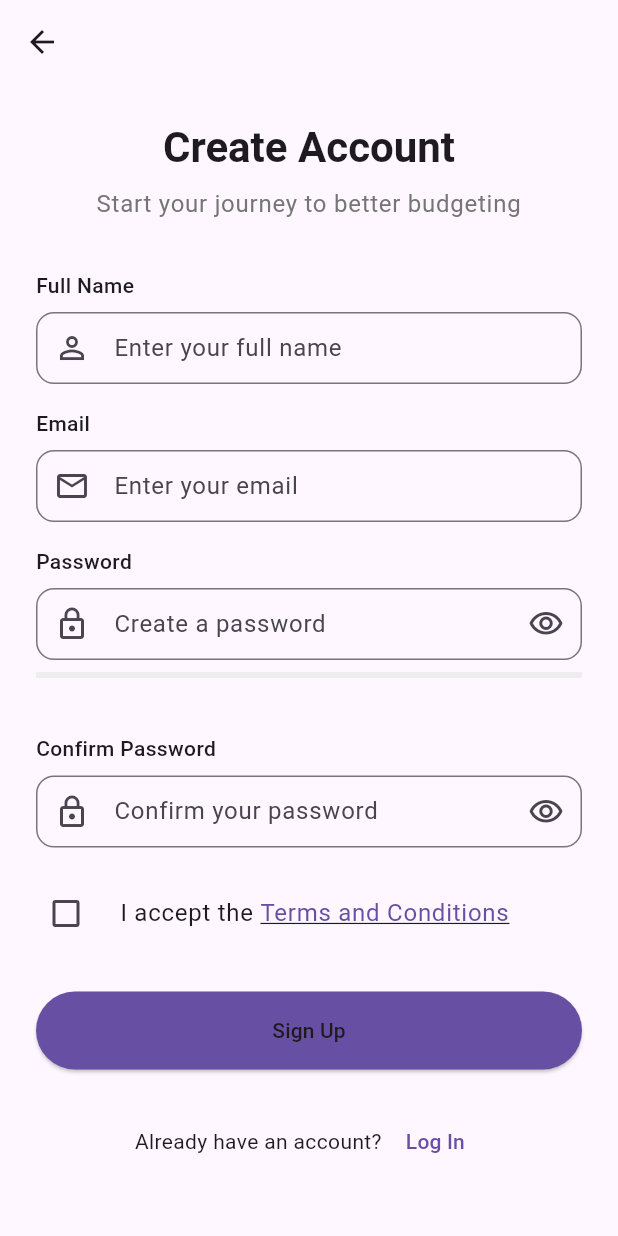
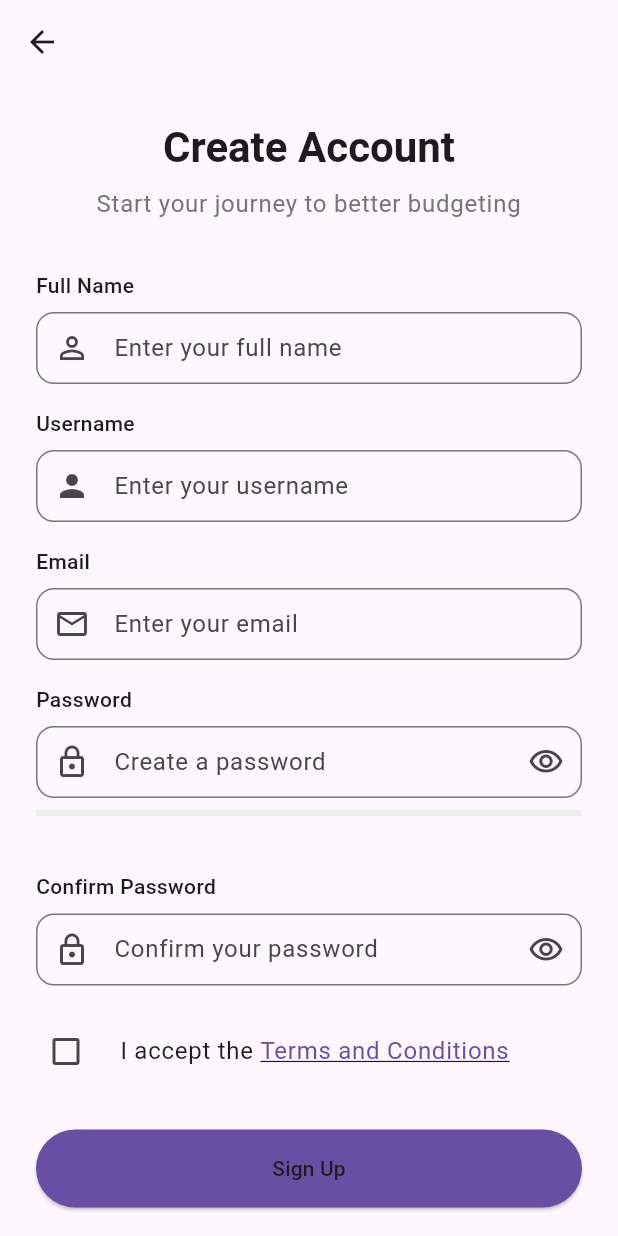
Before and after one commit to MaVeN-13TTN/cash-cove, a Flutter app: the LoginView screen opened by its route, after a tap on "Login", after a tap on "Sign Up", on a phone screen of 412 x 824 dp. Run offline on Flutter 3.47's test engine with Material 3 defaults, Android fonts, the phone set to English and light mode, and no system bars; our stand-ins replace connectivity_plus, dio, file_picker, fl_chart, flutter_cache_manager, flutter_local_notifications and 11 more; missing offline and left inert: flutter_facebook_auth, local_auth_android; accounts and stored records are empty; generated files the repository leaves out were written again.

Commit message:
Refactor login view and sign up view

```diff
--- a/frontend/lib/modules/auth/views/login_view.dart
+++ b/frontend/lib/modules/auth/views/login_view.dart
@@ -1,10 +1,67 @@
 import 'package:flutter/material.dart';
 import 'package:get/get.dart';
 import '../controllers/login_controller.dart';
+import '../controllers/auth_controller.dart';
 import 'widgets/index.dart';
 
-class LoginView extends GetView<LoginController> {
+class LoginView extends StatefulWidget {
   const LoginView({Key? key}) : super(key: key);
+
+  @override
+  State<LoginView> createState() => _LoginViewState();
+}
+
+class _LoginViewState extends State<LoginView> {
+  final LoginController controller = Get.find<LoginController>();
+
+  Future<void> _handleLogin(BuildContext context) async {
+    // Store both scaffold context and top padding before async operation
+    final scaffoldContext = ScaffoldMessenger.of(context);
+    final topPadding = MediaQuery.of(context).padding.top;
+
+    try {
+      await controller.login();
+      if (!mounted) return;
+
+      // Only show success if the login actually succeeded
+      if (Get.find<AuthController>().isAuthenticated) {
+        scaffoldContext.showSnackBar(
+          SnackBar(
+            content: const Text('Login successful!'),
+            backgroundColor: Colors.green,
+            behavior: SnackBarBehavior.floating,
+            elevation: 0,
+            margin: EdgeInsets.only(
+              top: topPadding + 10,
+              left: 10,
+              right: 10,
+            ),
+          ),
+        );
+      }
+    } catch (e) {
+      if (!mounted) return;
+
+      // Show the actual error from the backend
+      final errorMessage = controller.error.isNotEmpty
+          ? controller.error
+          : 'Invalid email or password. Please try again.';
+
+      scaffoldContext.showSnackBar(
+        SnackBar(
+          content: Text(errorMessage),
+          backgroundColor: Colors.red,
+          behavior: SnackBarBehavior.floating,
+          elevation: 0,
+          margin: EdgeInsets.only(
+            top: topPadding + 10,
+            left: 10,
+            right: 10,
+          ),
+        ),
+      );
+    }
+  }
 
   @override
   Widget build(BuildContext context) {
@@ -113,7 +170,7 @@ class LoginView extends GetView<LoginController> {
 
                   // Login Button
                   AuthButton(
-                    onPressed: () => controller.login(),
+                    onPressed: () => _handleLogin(context),
                     text: 'Login',
                   ),
                   const SizedBox(height: 30),
--- a/frontend/lib/modules/auth/views/signup_view.dart
+++ b/frontend/lib/modules/auth/views/signup_view.dart
@@ -5,8 +5,64 @@ import '../controllers/auth_controller.dart';
 import '../controllers/signup_controller.dart';
 import 'widgets/index.dart';
 
-class SignupView extends GetView<SignupController> {
+class SignupView extends StatefulWidget {
   const SignupView({Key? key}) : super(key: key);
+
+  @override
+  State<SignupView> createState() => _SignupViewState();
+}
+
+class _SignupViewState extends State<SignupView> {
+  final SignupController controller = Get.find<SignupController>();
+
+  Future<void> _handleSignup(BuildContext context) async {
+    // Store both scaffold context and top padding before async operation
+    final scaffoldContext = ScaffoldMessenger.of(context);
+    final topPadding = MediaQuery.of(context).padding.top;
+
+    try {
+      await controller.signup();
+      if (!mounted) return;
+
+      // Only show success if the signup actually succeeded
+      if (Get.find<AuthController>().isAuthenticated) {
+        scaffoldContext.showSnackBar(
+          SnackBar(
+            content: const Text('Registration successful!'),
+            backgroundColor: Colors.green,
+            behavior: SnackBarBehavior.floating,
+            elevation: 0,
+            margin: EdgeInsets.only(
+              top: topPadding + 10,
+              left: 10,
+              right: 10,
+            ),
+          ),
+        );
+      }
+    } catch (e) {
+      if (!mounted) return;
+
+      // Show the actual error from the backend
+      final errorMessage = controller.error.isNotEmpty
+          ? controller.error
+          : 'Registration failed. Please try again.';
+
+      scaffoldContext.showSnackBar(
+        SnackBar(
+          content: Text(errorMessage),
+          backgroundColor: Colors.red,
+          behavior: SnackBarBehavior.floating,
+          elevation: 0,
+          margin: EdgeInsets.only(
+            top: topPadding + 10,
+            left: 10,
+            right: 10,
+          ),
+        ),
+      );
+    }
+  }
 
   @override
   Widget build(BuildContext context) {
@@ -54,6 +110,16 @@ class SignupView extends GetView<SignupController> {
                   prefixIcon: Icons.person_outline,
                   validator: controller.validateName,
                   textCapitalization: TextCapitalization.words,
+                ),
+                const SizedBox(height: 16),
+
+                // Username Field
+                AppTextField(
+                  controller: controller.usernameController,
+                  label: 'Username',
+                  hint: 'Enter your username',
+                  prefixIcon: Icons.person,
+                  validator: controller.validateUsername,
                 ),
                 const SizedBox(height: 16),
 
@@ -154,7 +220,7 @@ class SignupView extends GetView<SignupController> {
                 // Sign Up Button
                 Obx(() => AuthButton(
                       onPressed: controller.canSubmit
-                    ? () { controller.signup(); }
+                          ? () => _handleSignup(context)
                           : () {},
                       text: 'Sign Up',
                       isLoading: Get.find<AuthController>().isLoading,
```
Lines whose indentation alone changed are shown as unchanged.
